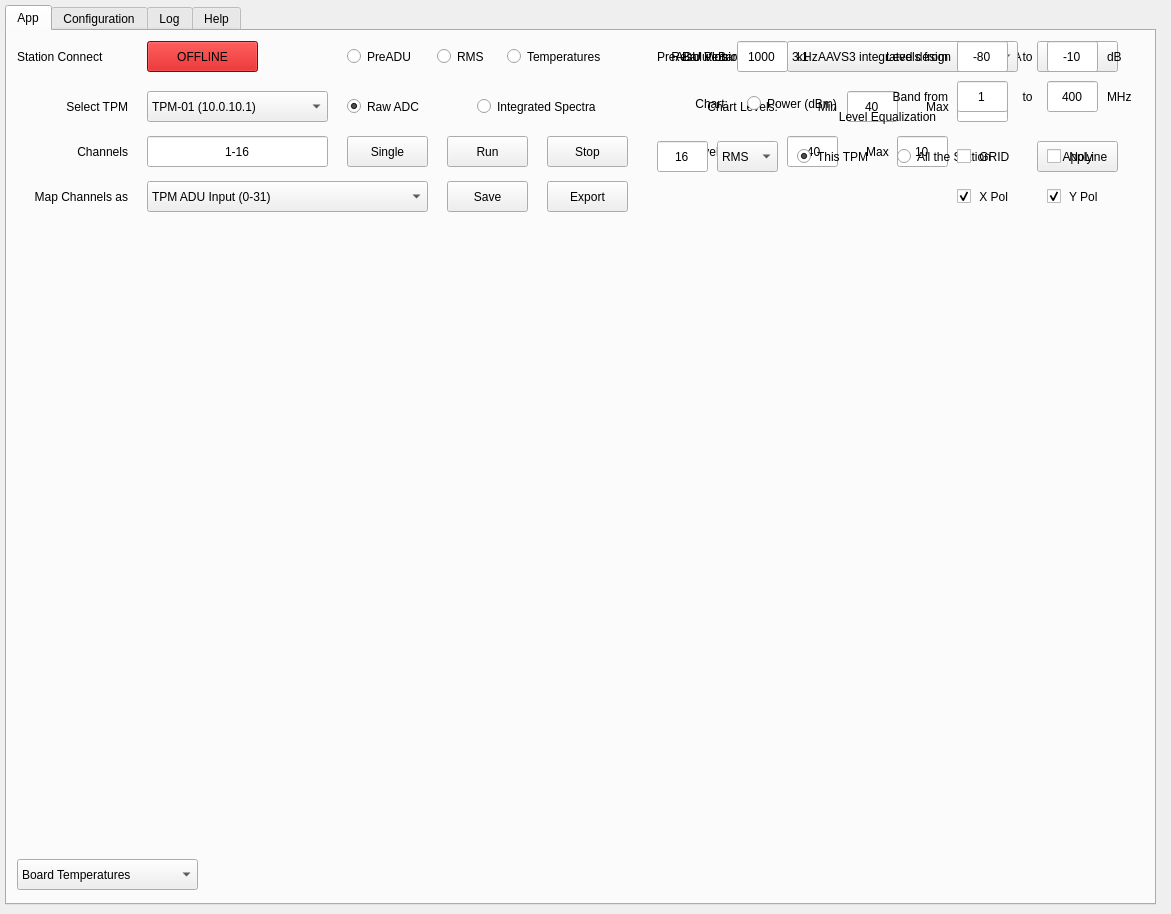
ska-telescope/ska-low-mccs-daq, file python/utilities/skalab/Gui/skalab_live.ui: the form before one commit.
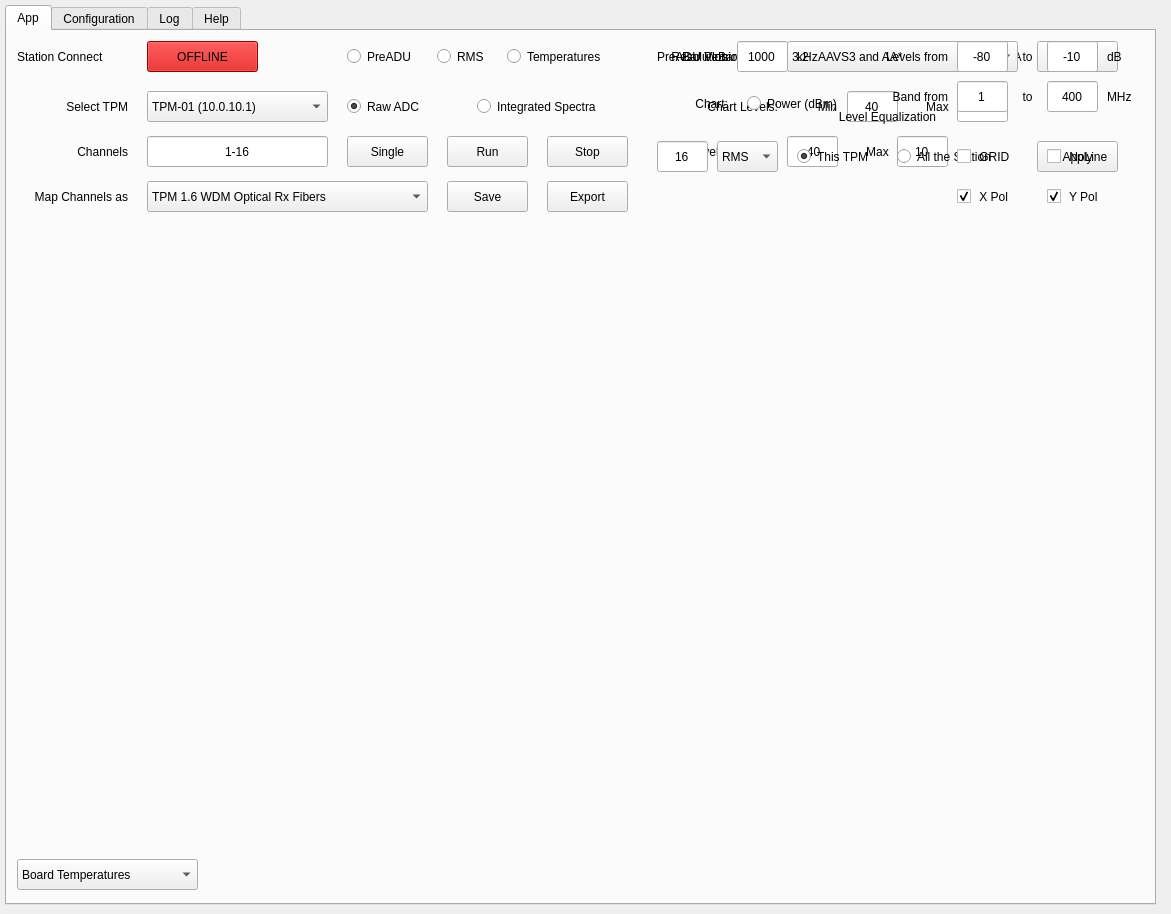
The form after the commit.

Commit message: MCCS-2010: Add SKALAB to the main branch

Diff of the .ui file:
```diff
--- a/python/utilities/skalab/Gui/skalab_live.ui
+++ b/python/utilities/skalab/Gui/skalab_live.ui
@@ -400,10 +400,10 @@
       </rect>
      </property>
      <property name="currentText">
-      <string>TPM ADU Input (0-31)</string>
+      <string>TPM 1.6 WDM Optical Rx Fibers</string>
      </property>
      <property name="currentIndex">
-      <number>0</number>
+      <number>5</number>
      </property>
      <property name="maxVisibleItems">
       <number>16</number>
@@ -431,6 +431,11 @@
        <string>TPM 1.6 RF Rx XY Pols</string>
       </property>
      </item>
+     <item>
+      <property name="text">
+       <string>TPM 1.6 PreADU 2019 Wrong SPI</string>
+      </property>
+     </item>
      <item>
       <property name="text">
        <string>TPM 1.6 WDM Optical Rx Fibers</string>
@@ -1069,7 +1074,12 @@
       </property>
       <item>
        <property name="text">
-        <string>3.1   AAVS3 integrated design</string>
+        <string>3.2   AAVS3 and AA*</string>
+       </property>
+      </item>
+      <item>
+       <property name="text">
+        <string>3.1   2019 integrated design</string>
        </property>
       </item>
       <item>
```
The commit also changes 61 other files.
